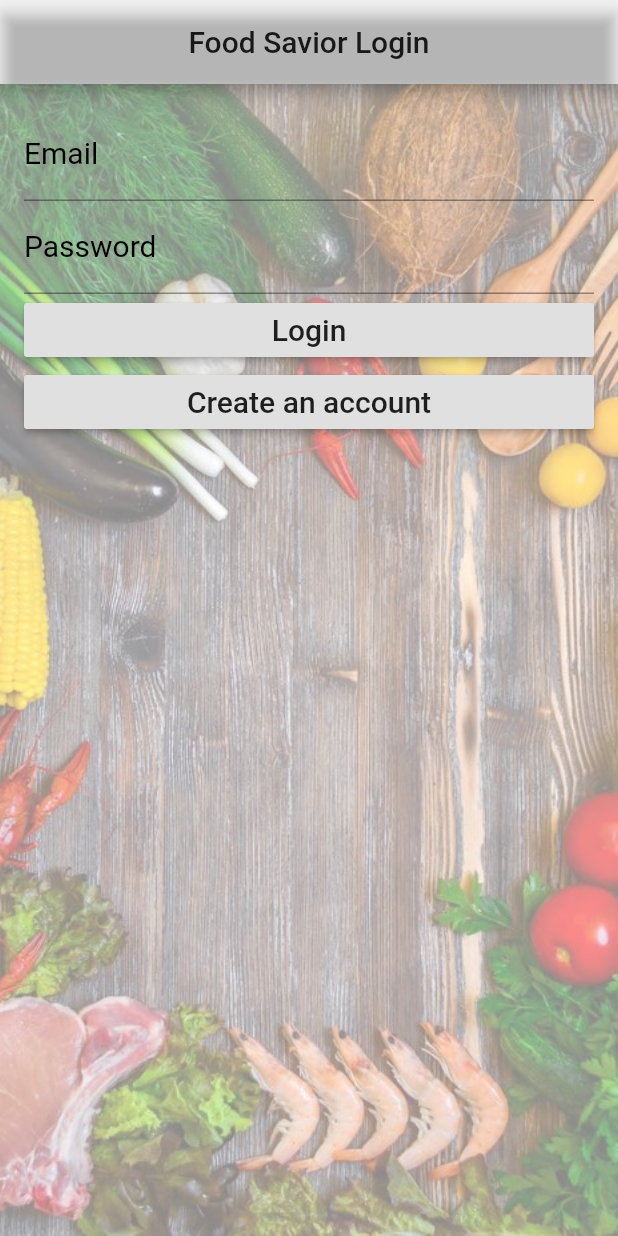
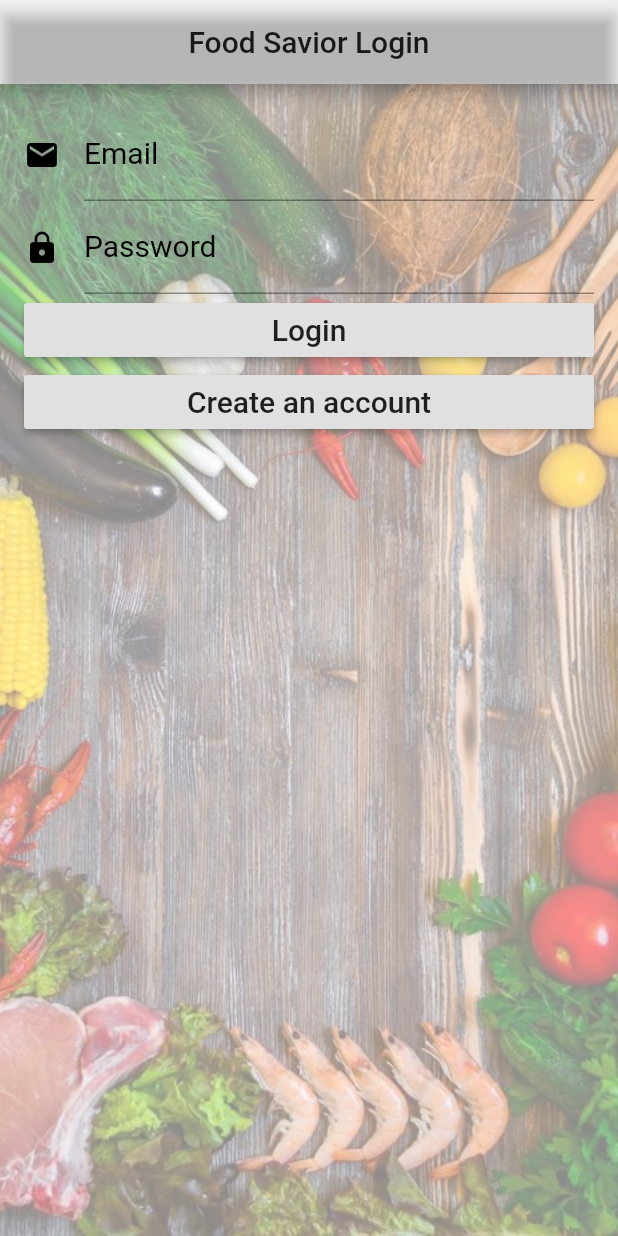
Before and after one commit to MatthewPalkimas/iLeftover, a Flutter app: the screen it shows after launch, on a phone screen of 412 x 824 dp. Run offline on Flutter 3.47's test engine with Material 2 defaults, Android fonts, the phone set to English and light mode, and no system bars; our stand-ins replace firebase_auth; accounts and stored records are empty.

```diff
--- a/lib/login_page.dart
+++ b/lib/login_page.dart
@@ -100,6 +100,10 @@ class _LoginPageState extends State<LoginPage> {
                   fontSize: 20.0,
                 ),
                 labelText: 'Email',
+                icon: new Icon(
+                  Icons.mail,
+                  color: Colors.black,
+                )
               ),
               validator: (value) => value.isEmpty ? 'Email can\'t be empty' : null,
               onSaved: (value) => _email = value,
@@ -112,6 +116,10 @@ class _LoginPageState extends State<LoginPage> {
                   fontSize: 20.0,
                 ),
                 labelText: 'Password',
+                icon: new Icon(
+                  Icons.lock,
+                  color: Colors.black,
+                )
                 ),
               validator: (value) => value.isEmpty ? 'Password can\'t be empty' : null,
               obscureText: true,
--- a/pubspec.yaml
+++ b/pubspec.yaml
@@ -46,9 +46,8 @@ flutter:
   assets:
    - Assets/food.jpeg
    - Assets/foodtrans.jpg
-
-
-  # An image asset can refer to one or more resolution-specific "variants", see
+   - Assets/donation.png
+     # An image asset can refer to one or more resolution-specific "variants", see
   # https://flutter.dev/assets-and-images/#resolution-aware.
 
   # For details regarding adding assets from package dependencies, see
```
Also changed, not shown: Assets/donation.png (added).
